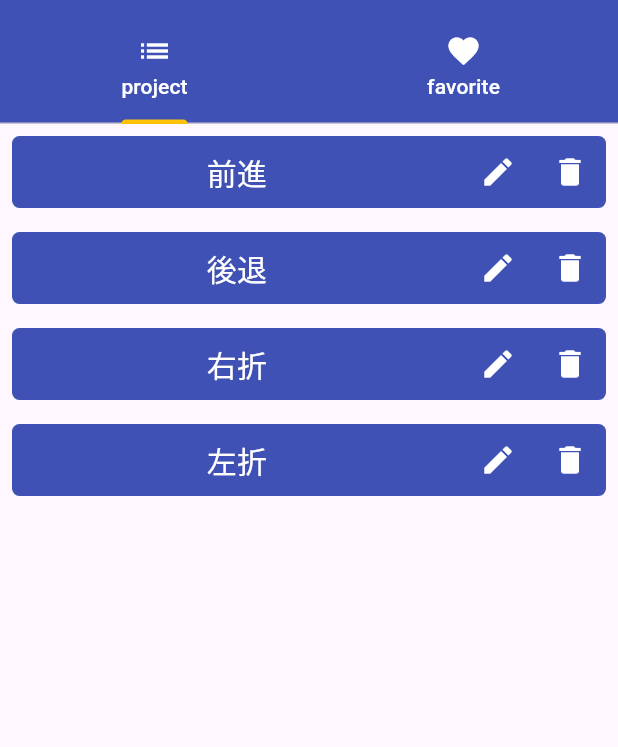
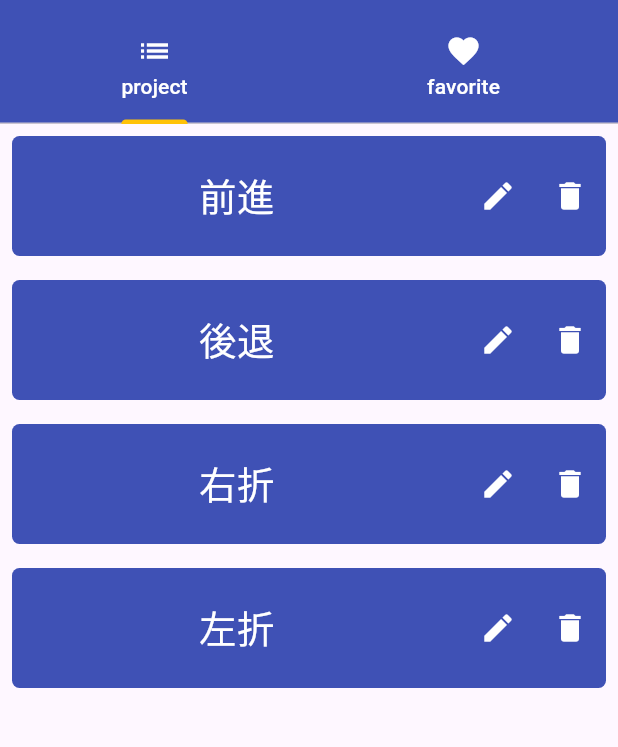
Before and after one commit to penguin104/sigusa2_flutterApp, a Flutter app: the screen it shows after launch, on a phone screen of 412 x 824 dp, the part 71-818 px from its top. Run offline on Flutter 3.47's test engine with Material 3 defaults, Android fonts, the light colour scheme and no system bars.

Commit message:
リスト縦方向中央配置

```diff
--- a/lib/select_project.dart
+++ b/lib/select_project.dart
@@ -130,7 +130,6 @@ class _ProjectListsState extends State<ProjectLists> {
           itemCount: projectList.length,
           itemBuilder: (context, index) {
             final item = projectList[index];
-
             return ProjectListItem(project: item);
           }),
     );
@@ -149,11 +148,13 @@ class ProjectListItem extends StatelessWidget {
     return Padding(
       padding: EdgeInsets.all(8),
       child: Container(
+          height: 80,
           decoration: BoxDecoration(
             borderRadius: BorderRadius.all(Radius.circular(5)),
             color: Colors.indigo,
           ),
           child: Column(
+            mainAxisAlignment: MainAxisAlignment.center,
             children: [
               Container(
                 child: Row(
@@ -163,7 +164,7 @@ class ProjectListItem extends StatelessWidget {
                         project.project_name,
                         textAlign: TextAlign.center,
                         style: TextStyle(
-                          fontSize: 20,
+                          fontSize: 25,
                           color: Colors.white,
                         ),
                       ),
```
